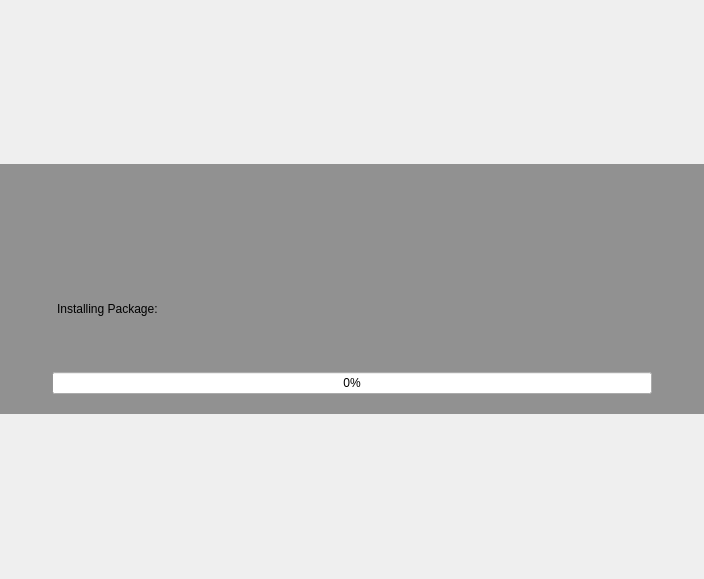
Above: yali/gui/Ui/installwidget.ui from dadas45li/yali before the change. Below: the same form after it.
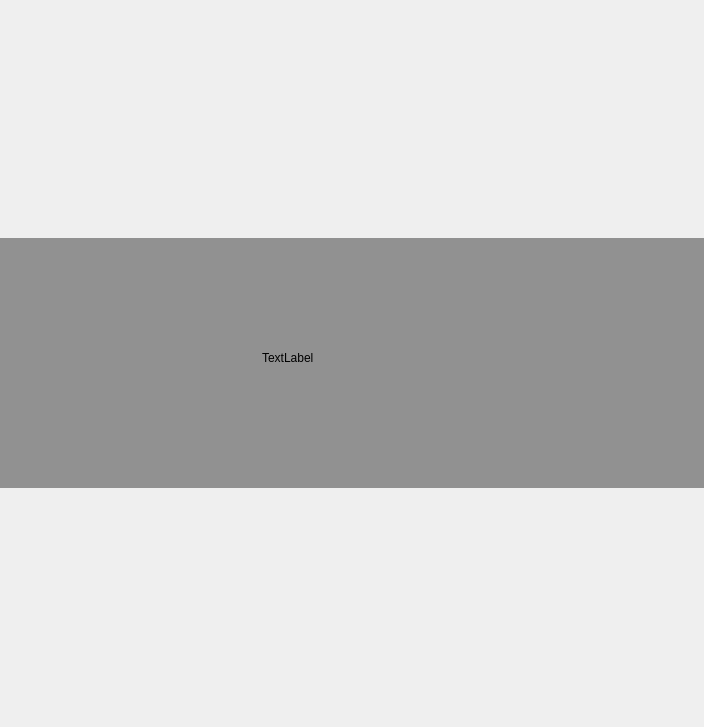
That is the form after the change. Icons and pictures are not drawn.

Commit message: Add slideshow, add final help screen, fix installation progress, switch to pds on some elements BUG:FIXED:15326 BUG:FIXED:15327 BUG:FIXED:15337 BUG:FIXED:15288

```diff
--- a/yali/gui/Ui/installwidget.ui
+++ b/yali/gui/Ui/installwidget.ui
@@ -7,7 +7,7 @@
     <x>0</x>
     <y>0</y>
     <width>704</width>
-    <height>579</height>
+    <height>727</height>
    </rect>
   </property>
   <property name="windowTitle">
@@ -102,12 +102,12 @@
        <number>0</number>
       </property>
       <item row="0" column="2">
-       <layout class="QVBoxLayout" name="verticalLayout">
+       <layout class="QHBoxLayout" name="horizontalLayout">
         <property name="spacing">
-         <number>0</number>
+         <number>20</number>
         </property>
         <item>
-         <widget class="QLabel" name="pix">
+         <widget class="QLabel" name="slideImage">
           <property name="sizePolicy">
            <sizepolicy hsizetype="Expanding" vsizetype="Expanding">
             <horstretch>0</horstretch>
@@ -116,14 +116,14 @@
           </property>
           <property name="minimumSize">
            <size>
-            <width>0</width>
-            <height>246</height>
+            <width>200</width>
+            <height>200</height>
            </size>
           </property>
           <property name="maximumSize">
            <size>
-            <width>16777215</width>
-            <height>128</height>
+            <width>200</width>
+            <height>200</height>
            </size>
           </property>
           <property name="text">
@@ -141,37 +141,24 @@
          </widget>
         </item>
         <item>
-         <widget class="QLabel" name="info">
+         <widget class="QLabel" name="slideText">
           <property name="minimumSize">
            <size>
-            <width>0</width>
-            <height>75</height>
-           </size>
-          </property>
-          <property name="text">
-           <string>Installing Package: </string>
-          </property>
-          <property name="alignment">
-           <set>Qt::AlignTop</set>
-          </property>
-          <property name="wordWrap">
-           <bool>true</bool>
-          </property>
-          <property name="indent">
-           <number>5</number>
-          </property>
-         </widget>
-        </item>
-        <item>
-         <widget class="QProgressBar" name="progress">
-          <property name="minimumSize">
-           <size>
-            <width>600</width>
+            <width>400</width>
             <height>0</height>
            </size>
           </property>
-          <property name="value">
-           <number>0</number>
+          <property name="maximumSize">
+           <size>
+            <width>400</width>
+            <height>16777215</height>
+           </size>
+          </property>
+          <property name="text">
+           <string>TextLabel</string>
+          </property>
+          <property name="wordWrap">
+           <bool>true</bool>
           </property>
          </widget>
         </item>
```
Left out of the diff: 13 changed lines with no effect on the pictures. The commit also changes 3 other files.
